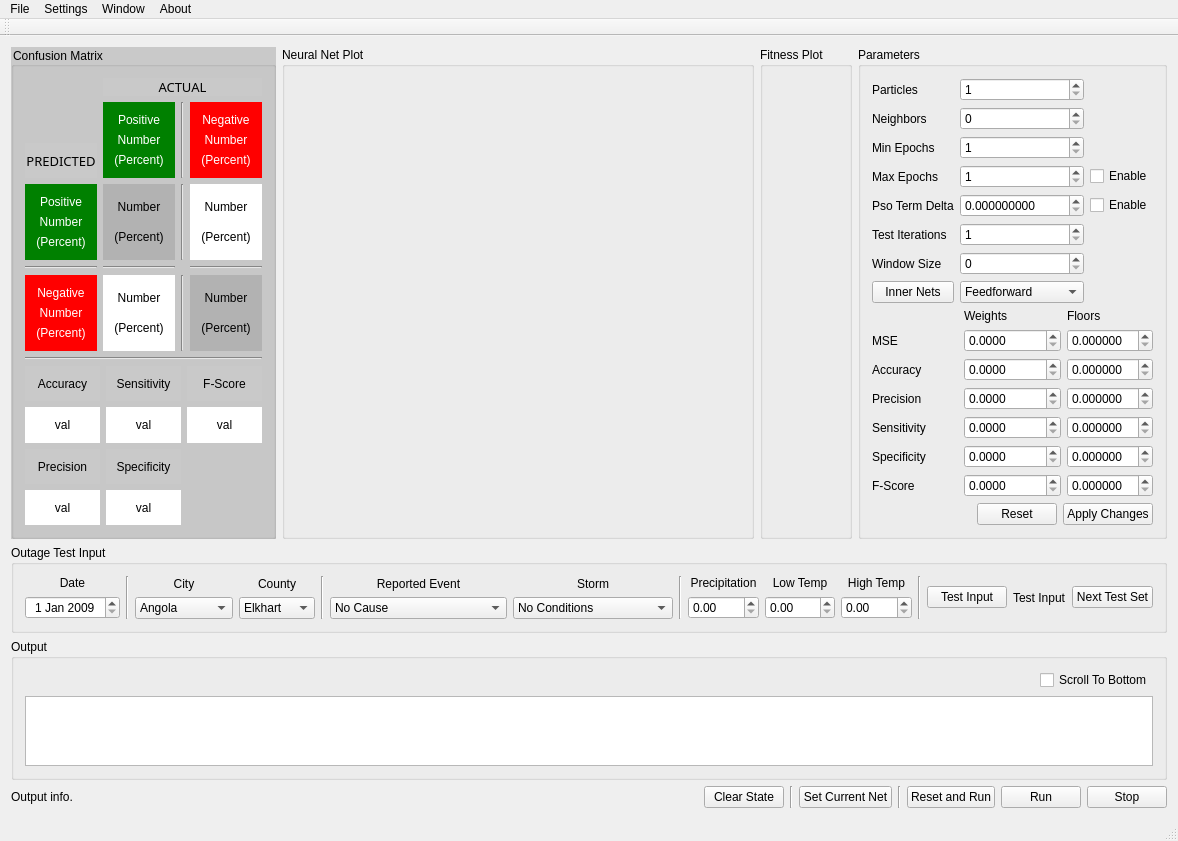
Above: frontend/mainwindow.ui from wboler05/pso_neural_net before the change. Below: the same form after it.
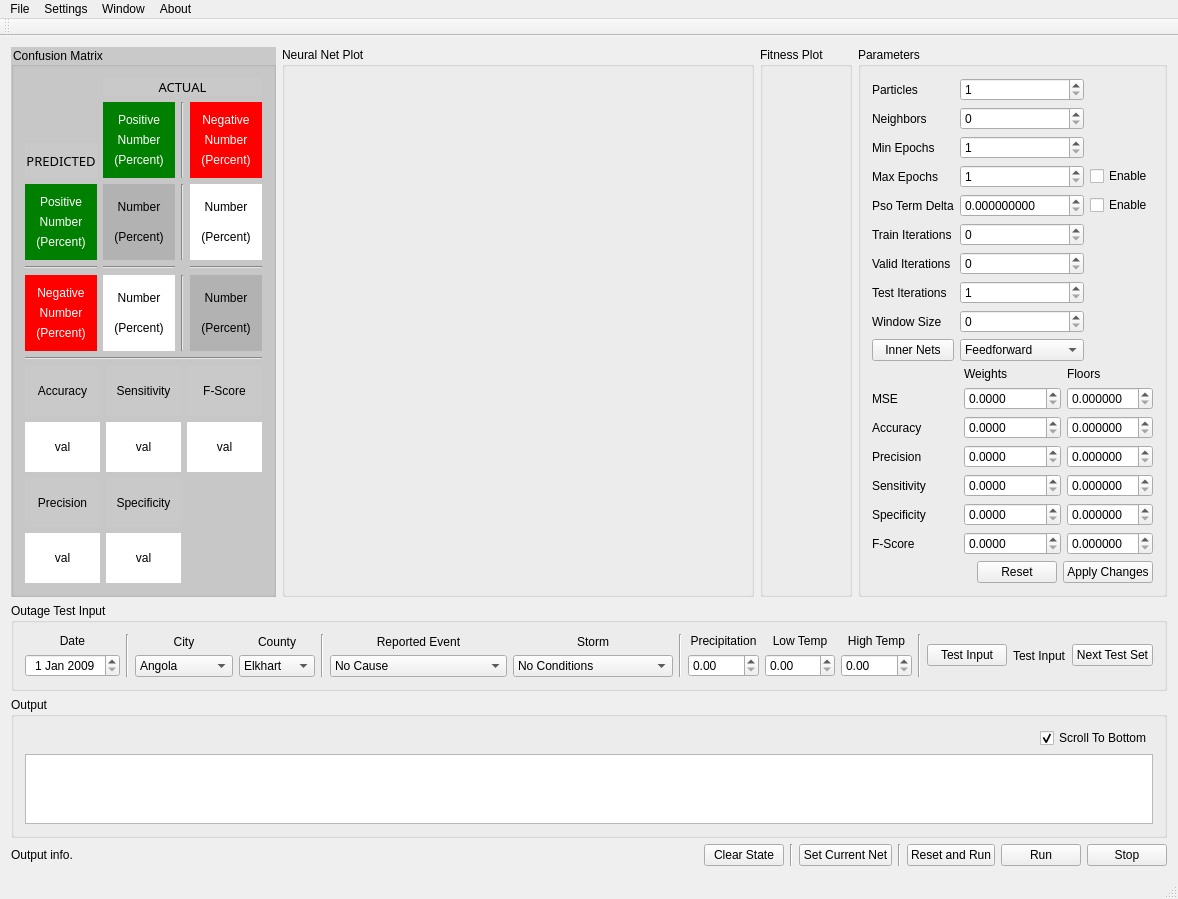
That is the form after the change. Custom widgets are drawn as their Qt base class.

Commit message: Resolved the stack overflow error.  Implemented test data with some outputs.  Need to be finished to continue testing.

```diff
--- a/frontend/mainwindow.ui
+++ b/frontend/mainwindow.ui
@@ -7,7 +7,7 @@
     <x>0</x>
     <y>0</y>
     <width>1178</width>
-    <height>818</height>
+    <height>828</height>
    </rect>
   </property>
   <property name="windowTitle">
@@ -653,6 +653,13 @@
              </property>
             </widget>
            </item>
+           <item row="3" column="2">
+            <widget class="QCheckBox" name="enableIteration_cb">
+             <property name="text">
+              <string>Enable</string>
+             </property>
+            </widget>
+           </item>
            <item row="4" column="1">
             <widget class="QDoubleSpinBox" name="delta_dsb">
              <property name="decimals">
@@ -663,52 +670,38 @@
              </property>
             </widget>
            </item>
-           <item row="3" column="2">
-            <widget class="QCheckBox" name="enableIteration_cb">
-             <property name="text">
-              <string>Enable</string>
-             </property>
-            </widget>
-           </item>
-           <item row="5" column="0">
+           <item row="7" column="0">
             <widget class="QLabel" name="label_4">
              <property name="text">
               <string>Test Iterations</string>
              </property>
             </widget>
            </item>
-           <item row="6" column="1">
+           <item row="8" column="1">
             <widget class="QSpinBox" name="window_sb">
              <property name="maximum">
               <number>10000</number>
              </property>
             </widget>
            </item>
-           <item row="6" column="0">
+           <item row="8" column="0">
             <widget class="QLabel" name="label_6">
              <property name="text">
               <string>Window Size</string>
              </property>
             </widget>
            </item>
-           <item row="4" column="2">
-            <widget class="QCheckBox" name="enableDelta_cb">
-             <property name="text">
-              <string>Enable</string>
-             </property>
-            </widget>
-           </item>
-           <item row="5" column="1">
-            <widget class="QSpinBox" name="testIt_sb">
-             <property name="minimum">
-              <number>1</number>
-             </property>
-             <property name="maximum">
-              <number>10000</number>
-             </property>
-            </widget>
-           </item>
            <item row="7" column="1">
+            <widget class="QSpinBox" name="testIt_sb">
+             <property name="minimum">
+              <number>1</number>
+             </property>
+             <property name="maximum">
+              <number>10000</number>
+             </property>
+            </widget>
+           </item>
+           <item row="9" column="1">
             <widget class="QComboBox" name="netType_cb">
              <property name="currentIndex">
               <number>0</number>
@@ -728,10 +721,10 @@
              </item>
             </widget>
            </item>
-           <item row="7" column="0">
-            <widget class="QPushButton" name="innerNet_btn">
+           <item row="4" column="2">
+            <widget class="QCheckBox" name="enableDelta_cb">
              <property name="text">
-              <string>Inner Nets</string>
+              <string>Enable</string>
              </property>
             </widget>
            </item>
@@ -742,6 +735,13 @@
              </property>
             </widget>
            </item>
+           <item row="9" column="0">
+            <widget class="QPushButton" name="innerNet_btn">
+             <property name="text">
+              <string>Inner Nets</string>
+             </property>
+            </widget>
+           </item>
            <item row="2" column="1">
             <widget class="QSpinBox" name="minEpochs_sb">
              <property name="minimum">
@@ -752,6 +752,34 @@
              </property>
             </widget>
            </item>
+           <item row="6" column="0">
+            <widget class="QLabel" name="label_29">
+             <property name="text">
+              <string>Valid Iterations</string>
+             </property>
+            </widget>
+           </item>
+           <item row="5" column="0">
+            <widget class="QLabel" name="label_30">
+             <property name="text">
+              <string>Train Iterations</string>
+             </property>
+            </widget>
+           </item>
+           <item row="6" column="1">
+            <widget class="QSpinBox" name="validationIterations_sb">
+             <property name="maximum">
+              <number>10000</number>
+             </property>
+            </widget>
+           </item>
+           <item row="5" column="1">
+            <widget class="QSpinBox" name="trainingIterations_sb">
+             <property name="maximum">
+              <number>10000</number>
+             </property>
+            </widget>
+           </item>
           </layout>
          </item>
          <item>
@@ -1529,6 +1557,9 @@
            <property name="text">
             <string>Scroll To Bottom</string>
            </property>
+           <property name="checked">
+            <bool>true</bool>
+           </property>
           </widget>
          </item>
         </layout>
```
The commit also changes 9 other files.
